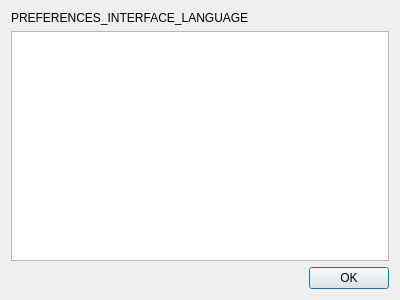
The window that qt/aqt/forms/setlang.ui (ankitects/anki) describes before a commit, drawn with Qt 5.
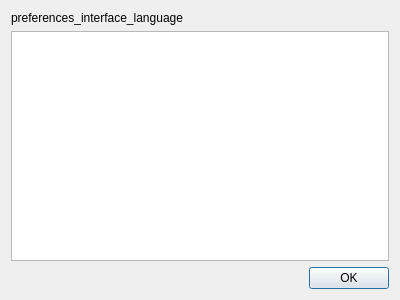
The same window after the commit.

What changed in the file:
```diff
--- a/qt/aqt/forms/setlang.ui
+++ b/qt/aqt/forms/setlang.ui
@@ -17,7 +17,7 @@
    <item>
     <widget class="QLabel" name="label">
      <property name="text">
-      <string>PREFERENCES_INTERFACE_LANGUAGE</string>
+      <string>preferences_interface_language</string>
      </property>
     </widget>
    </item>
```
